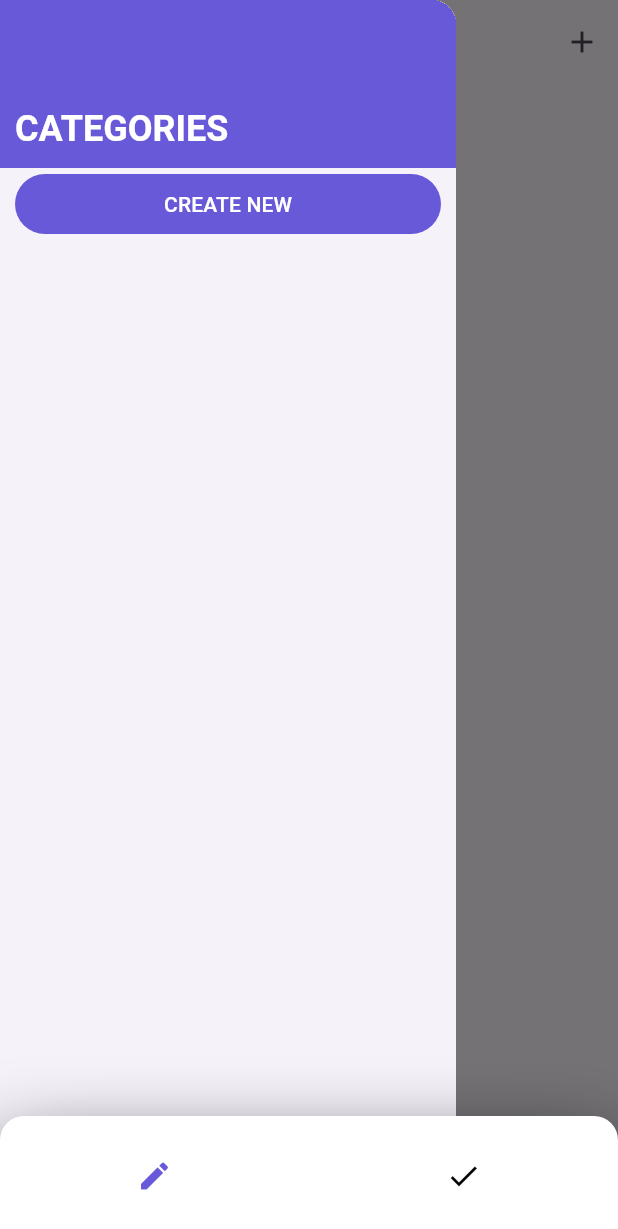
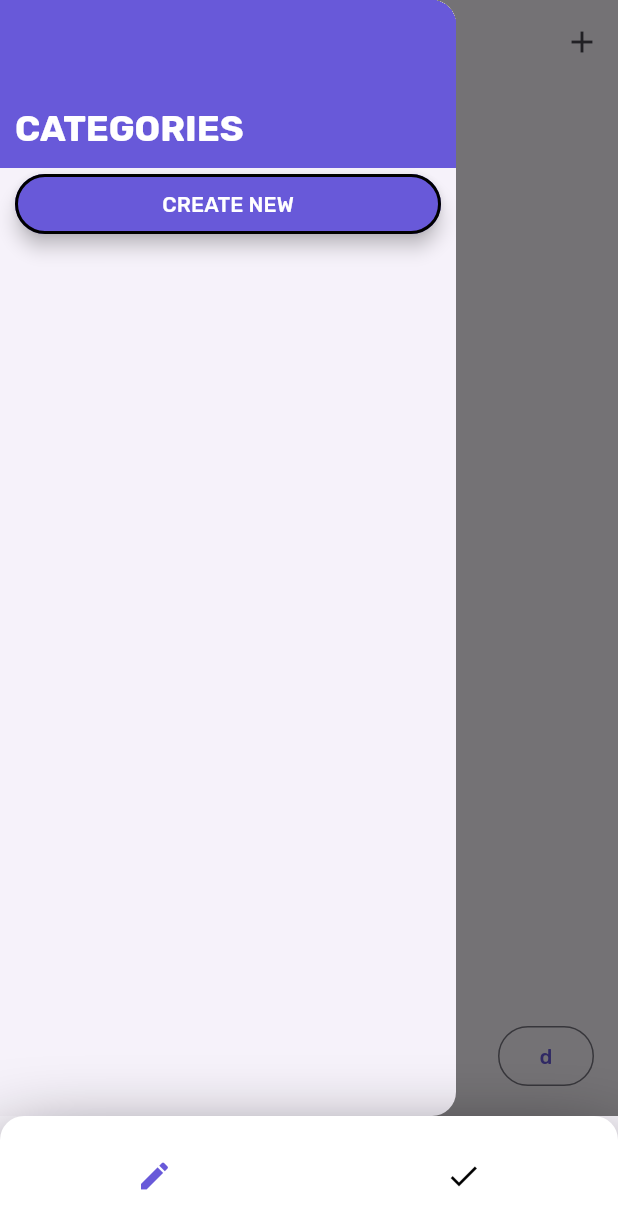
Before and after one commit to 13PurpleHaze/unotes, a Flutter app: the screen it shows after launch, with the side drawer open, on a phone screen of 412 x 824 dp. Shown: the top 1229 px of the screen. Run offline on Flutter 3.47's test engine with Material 3 defaults, Android fonts, the phone set to English and light mode, and no system bars; our stand-ins replace drift, drift_flutter, go_router; accounts and stored records are empty; generated files the repository leaves out were written again.

Commit message:
feature/tasks add fonts

```diff
--- a/lib/app/navigation/root_screen.dart
+++ b/lib/app/navigation/root_screen.dart
@@ -11,7 +11,7 @@ class RootScreen extends StatelessWidget {
   Widget build(BuildContext context) {
     return Scaffold(
       body: navigationShell,
-      extendBody: true,
+      //extendBody: true,
       bottomNavigationBar: BottomNavBar(
         onTabChange: (int index) {
           navigationShell.goBranch(
--- a/lib/app/theme/theme.dart
+++ b/lib/app/theme/theme.dart
@@ -2,18 +2,27 @@ import 'package:flutter/material.dart';
 
 final lightTheme = ThemeData(
   useMaterial3: true,
-    splashColor: Color.fromARGB(57, 104, 89, 217),
+  splashColor: Color.fromARGB(70, 104, 89, 217),
   filledButtonTheme: FilledButtonThemeData(
     style: ButtonStyle(
-      overlayColor: WidgetStateColor.resolveWith(
-        (states) => Color.fromARGB(57, 104, 89, 217),
+      side: WidgetStateProperty.all(
+          const BorderSide(color: Colors.black, width: 2)),
+      overlayColor: WidgetStateProperty.all(
+        const Color.fromARGB(30, 164, 159, 202),
       ),
-    )),
+      elevation: WidgetStateProperty.all(5),
+    ),
+  ),
   colorScheme: ColorScheme.fromSeed(
     brightness: Brightness.light,
     seedColor: Color.fromARGB(255, 104, 89, 217),
     primary: Color.fromARGB(255, 104, 89, 217),
   ),
   primaryColor: Color.fromARGB(255, 104, 89, 217),
+  fontFamily: 'Rubik',
   navigationBarTheme:
-        const NavigationBarThemeData(backgroundColor: Colors.white));
+      const NavigationBarThemeData(backgroundColor: Colors.white),
+  textTheme: const TextTheme(
+      headlineSmall: TextStyle(fontWeight: FontWeight.w700),
+      bodyLarge: TextStyle(fontWeight: FontWeight.w400)),
+);
--- a/lib/features/notes/note_list.dart
+++ b/lib/features/notes/note_list.dart
@@ -24,9 +24,9 @@ class _NoteListState extends State<NoteList> {
   Widget build(BuildContext context) {
     return Scaffold(
         appBar: AppBar(
-        title: const Text(
+          title: Text(
             'Notes',
-          style: TextStyle(fontWeight: FontWeight.bold),
+            style: Theme.of(context).textTheme.headlineSmall,
           ),
           actions: [IconButton(onPressed: () => {}, icon: Icon(Icons.add))],
         ),
@@ -45,6 +45,9 @@ class _NoteListState extends State<NoteList> {
                   ),
                 )
               ]),
-    );
+        floatingActionButton: OutlinedButton(
+          onPressed: () => {},
+          child: Text('d'),
+        ));
   }
 }
--- a/lib/main.dart
+++ b/lib/main.dart
@@ -19,6 +19,7 @@ class App extends StatelessWidget {
   Widget build(BuildContext context) {
     return MaterialApp.router(
       routerConfig: router,
+
       // TODO: вынести тему и добавить темную
       theme: lightTheme,
     );
```
Also changed, not shown: pubspec.yaml (+12 -4 lines), lib/app/theme/fonts/Rubik-Bold.ttf (added), lib/app/theme/fonts/Rubik-Medium.ttf (added), lib/app/theme/fonts/Rubik-Regular.ttf (added), lib/app/theme/fonts/Rubik-SemiBold.ttf (added). Lines whose indentation alone changed are shown as unchanged.
